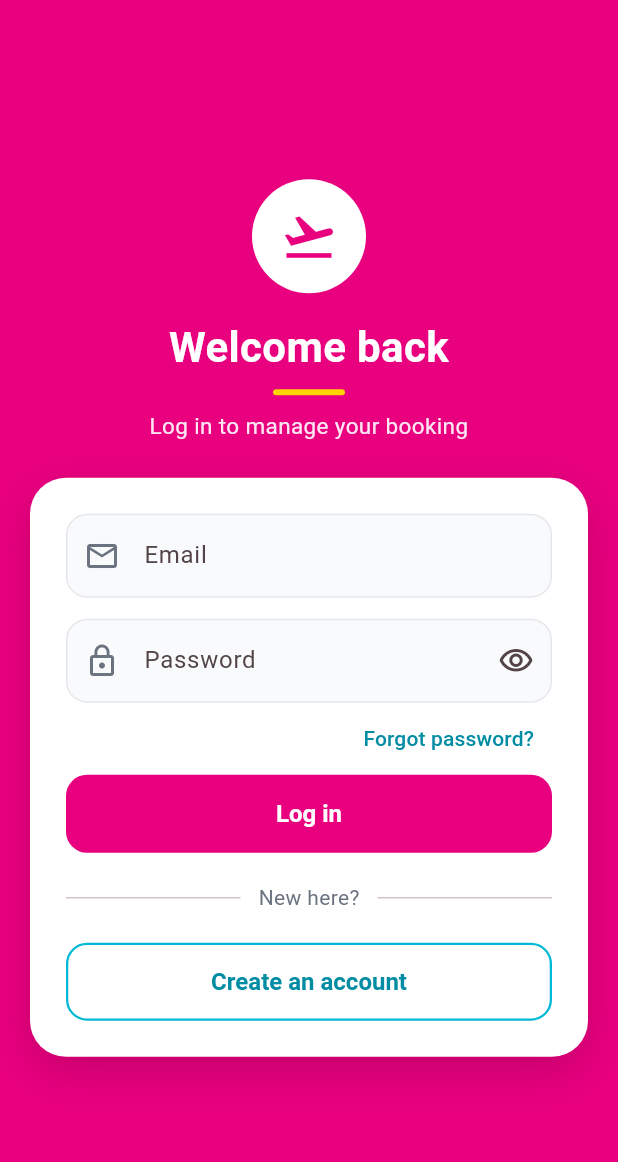
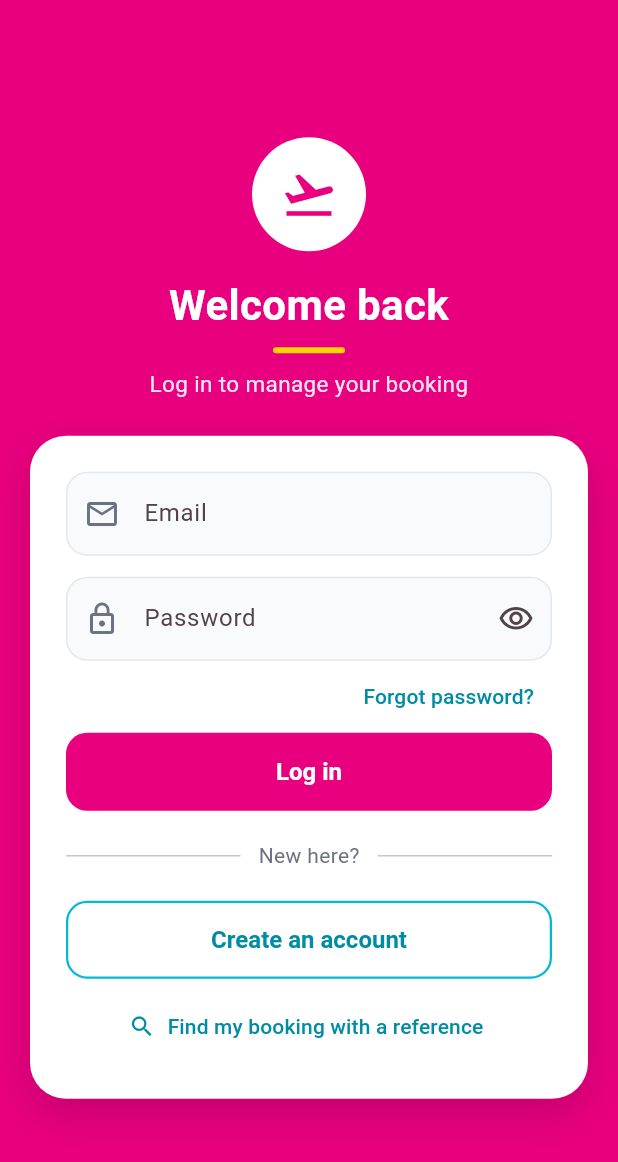
Before and after one commit to AhadAli-s/Travel-Booking-System, a Flutter app: the screen it shows after launch, on a phone screen of 412 x 824 dp. Shown: the top 1162 px of the screen. Run offline on Flutter 3.47's test engine with Material 3 defaults, Android fonts, the phone set to English and light mode, and no system bars; our stand-ins replace shared_preferences; accounts and stored records are empty.

Commit message:
add find my booking entry point

```diff
--- a/flutter_app/lib/screens/login_screen.dart
+++ b/flutter_app/lib/screens/login_screen.dart
@@ -9,6 +9,7 @@ import '../widgets/auth_scaffold.dart';
 import '../widgets/error_banner.dart';
 import '../widgets/primary_button.dart';
 import 'forgot_password_screen.dart';
+import 'lookup_booking_screen.dart';
 import 'register_screen.dart';
 
 /// Screen 2: customer login.
@@ -139,6 +140,19 @@ class _LoginScreenState extends State<LoginScreen> {
                       ),
                     ),
             ),
+            const SizedBox(height: 8),
+            TextButton.icon(
+              style: TextButton.styleFrom(foregroundColor: AppColors.cyanDark),
+              onPressed: _loading
+                  ? null
+                  : () => Navigator.of(context).push(
+                      MaterialPageRoute<void>(
+                        builder: (_) => const LookupBookingScreen(),
+                      ),
+                    ),
+              icon: const Icon(Icons.search),
+              label: const Text('Find my booking with a reference'),
+            ),
           ],
         ),
       ),
```
